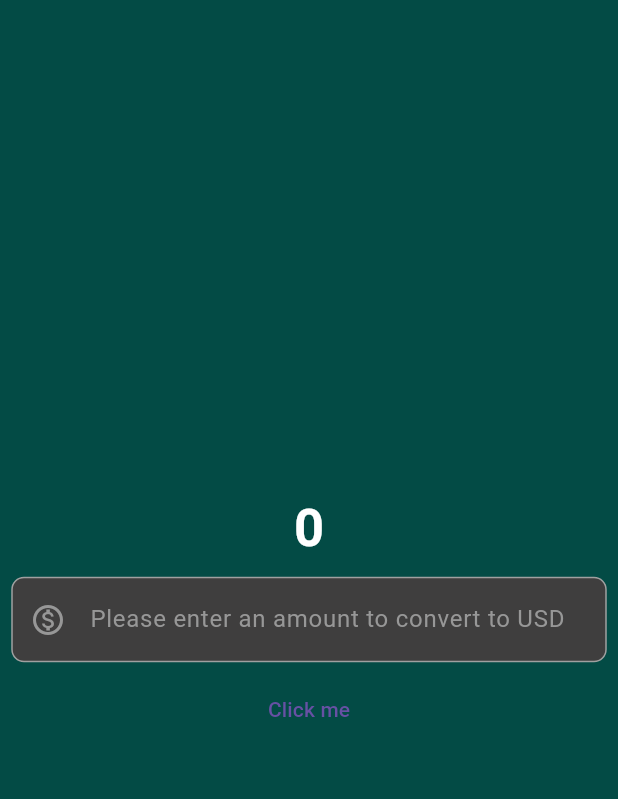
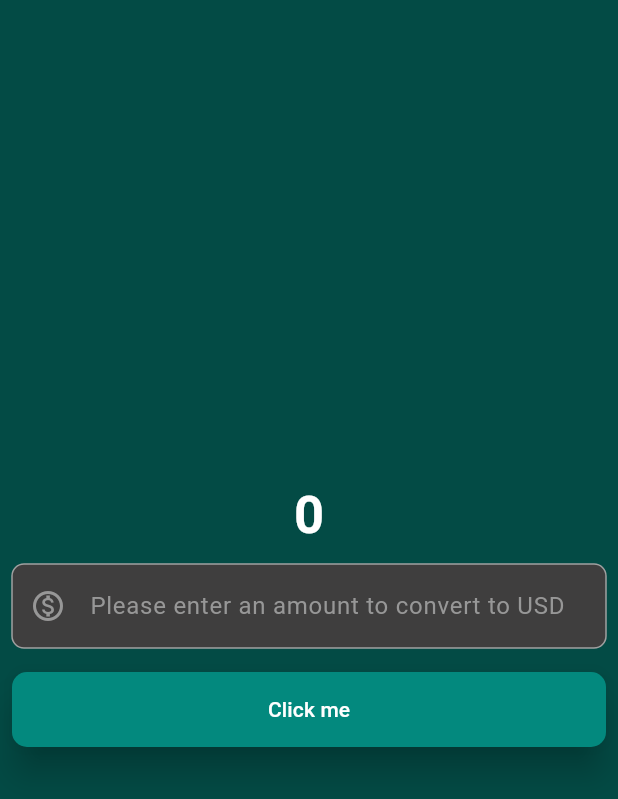
Before and after one commit to tauhid-hasan-dev/currency_converter_app_flutter, a Flutter app: the screen it shows after launch, on a phone screen of 412 x 824 dp. Shown: the top 799 px of the screen. Run offline on Flutter 3.47's test engine with Material 3 defaults, Android fonts, the phone set to English and light mode, and no system bars.

Commit message:
button style is completed

```diff
--- a/lib/pages/class_currency_converter_material_page.dart
+++ b/lib/pages/class_currency_converter_material_page.dart
@@ -47,13 +47,32 @@ class CurrencyConverterMaterialPage extends StatelessWidget {
                 ),
               ),
             ),
-            TextButton(
+            Container(
+              padding: const EdgeInsets.all(8.0),
+              child: ElevatedButton(
                 onPressed: () {
                   if (kDebugMode) {
                     print('Button clicked');
                   }
                 },
-                child: const Text('Click me'))
+                style: ButtonStyle(
+                  elevation: const MaterialStatePropertyAll(10),
+                  backgroundColor: const MaterialStatePropertyAll(
+                      Color.fromARGB(255, 3, 137, 126)),
+                  foregroundColor: const MaterialStatePropertyAll(Colors.white),
+                  shape: MaterialStatePropertyAll<RoundedRectangleBorder>(
+                      RoundedRectangleBorder(
+                    borderRadius: BorderRadius.circular(10),
+                  )),
+                  minimumSize: const MaterialStatePropertyAll(
+                    Size(double.infinity, 50),
+                  ),
+                ),
+                child: const Text(
+                  'Click me',
+                ),
+              ),
+            )
           ],
         ),
       ),
```
